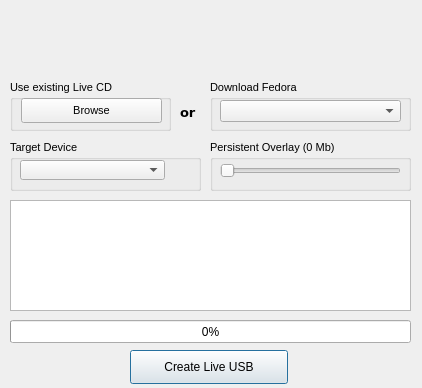
Above: data/liveusb-creator.ui from lmacken/liveusb-creator before the change. Below: the same form after it.
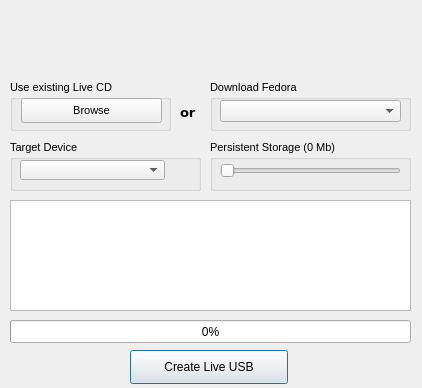
That is the form after the change. Icons and pictures are not drawn.

Commit message: s/Overlay/Storage/

```diff
--- a/data/liveusb-creator.ui
+++ b/data/liveusb-creator.ui
@@ -240,7 +240,7 @@
     <string comment="comment!" >By allocating extra space on your USB stick for a persistent overlay, you will be able to store data and make permanent modifications to your live operating system.  Without it, you will not be able to save data that will persist after a reboot.</string>
    </property>
    <property name="title" >
-    <string>Persistent Overlay (0 Mb)</string>
+    <string>Persistent Storage (0 Mb)</string>
    </property>
    <widget class="QSlider" name="overlaySlider" >
     <property name="geometry" >
```
